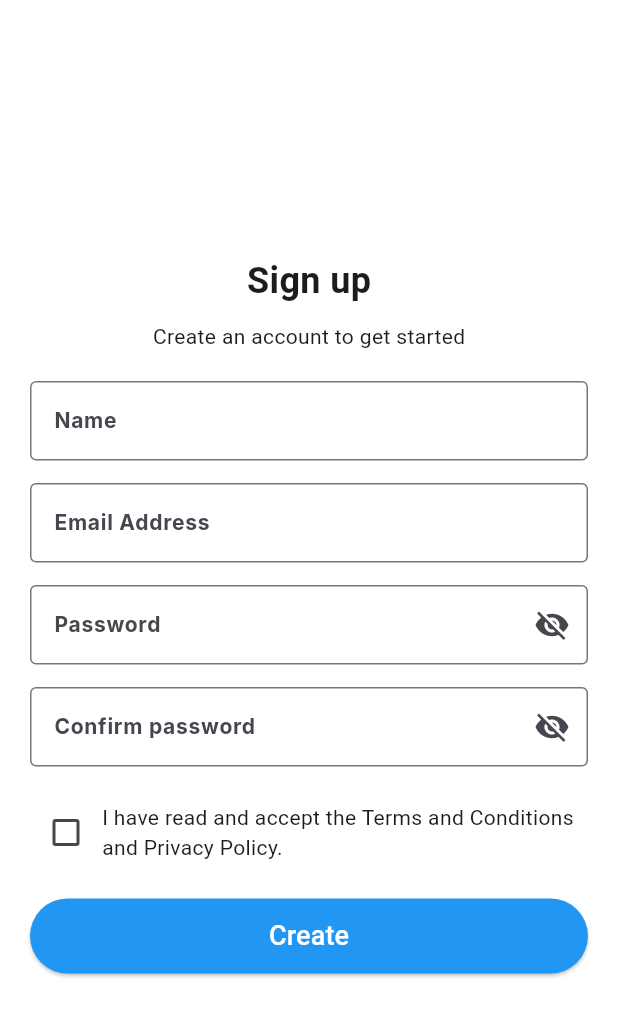
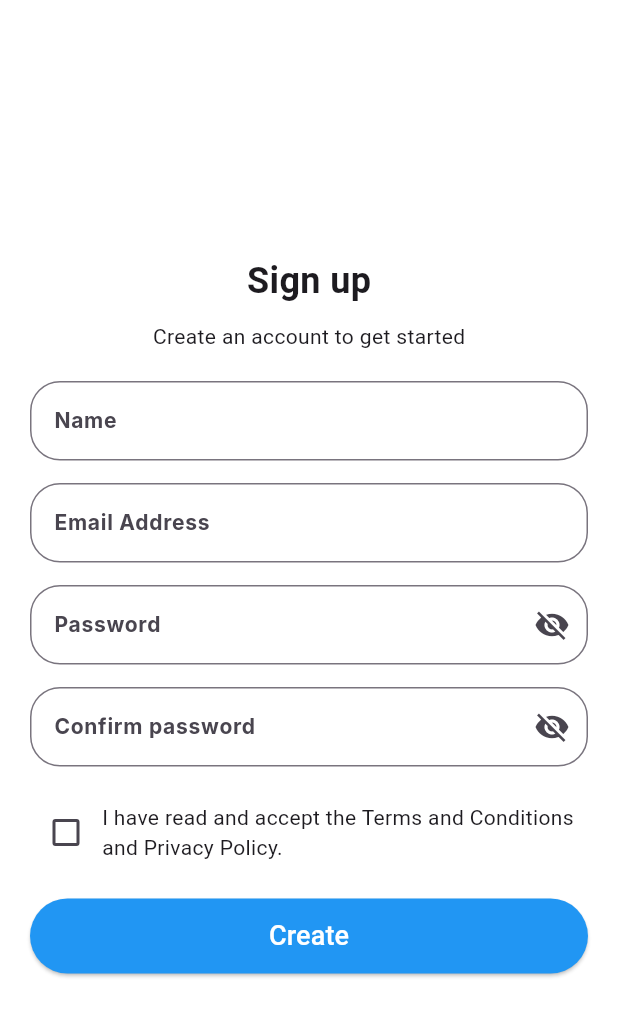
Before and after one commit to AgnerDDiaz/short_time_app, a Flutter app: the screen it shows after launch, after a tap on "Login", after a tap on "Register now", on a phone screen of 412 x 824 dp. Shown: the top 1016 px of the screen. Run offline on Flutter 3.47's test engine with Material 3 defaults, Android fonts, the phone set to English and light mode, and no system bars; our stand-ins replace google_fonts, image_picker, table_calendar.

Commit message:
agregar cambios en fonts y mejorar diseño del login

```diff
--- a/lib/screens/forgot_password_screen.dart
+++ b/lib/screens/forgot_password_screen.dart
@@ -80,7 +80,9 @@ class _ForgotPasswordScreenState extends State<ForgotPasswordScreen> {
                     keyboardType: TextInputType.emailAddress,
                     decoration: InputDecoration(
                       labelText: "Email Address",
-                      border: OutlineInputBorder(),
+                      border: OutlineInputBorder(
+                        borderRadius: BorderRadius.circular(20), // Borde redondeado
+                      ),
                       prefixIcon: Icon(Icons.email),
                     ),
                     validator: (value) {
--- a/lib/screens/login_screen.dart
+++ b/lib/screens/login_screen.dart
@@ -13,28 +13,27 @@ class _LoginScreenState extends State<LoginScreen> {
   final TextEditingController passwordController = TextEditingController();
   final _formKey = GlobalKey<FormState>();
   bool _isLoading = false;
-  bool _isPasswordVisible = false; // Control de visibilidad de la contraseña
+  bool _isPasswordVisible = false;
 
   void _login() async {
     if (_formKey.currentState!.validate()) {
       setState(() {
-        _isLoading = true; // Mostrar indicador de carga
+        _isLoading = true;
       });
 
-      await Future.delayed(Duration(seconds: 1)); // Simular carga
+      await Future.delayed(Duration(seconds: 1));
 
       String email = emailController.text;
       String password = passwordController.text;
 
-      // Simulación de validación de credenciales
       if (email == 'user@example.com' && password == 'password123') {
         setState(() {
-          _isLoading = false; // Ocultar indicador de carga
+          _isLoading = false;
         });
-        Navigator.pushReplacementNamed(context, '/home'); // Redirigir al Home
+        Navigator.pushReplacementNamed(context, '/home');
       } else {
         setState(() {
-          _isLoading = false; // Ocultar indicador de carga
+          _isLoading = false;
         });
         _showErrorDialog("Invalid credentials. Please try again.");
       }
@@ -45,14 +44,14 @@ class _LoginScreenState extends State<LoginScreen> {
     showDialog(
       context: context,
       builder: (ctx) => AlertDialog(
-        title: Text('Login Failed'),
+        title: const Text('Login Failed'),
         content: Text(message),
         actions: <Widget>[
           TextButton(
             onPressed: () {
               Navigator.of(ctx).pop();
             },
-            child: Text('OK'),
+            child: const Text('OK'),
           ),
         ],
       ),
@@ -61,38 +60,48 @@ class _LoginScreenState extends State<LoginScreen> {
 
   @override
   Widget build(BuildContext context) {
-    return Scaffold(
+    return MaterialApp(
+      theme: ThemeData(
+        fontFamily: 'Inter', // Establecer la fuente global
+      ),
+      home: Scaffold(
+        backgroundColor: Colors.white, // Fondo blanco
         body: Center(
           child: Padding(
-          padding: const EdgeInsets.all(16.0),
+            padding: const EdgeInsets.all(30.0),
             child: SingleChildScrollView(
               child: Form(
                 key: _formKey,
                 child: Column(
                   mainAxisAlignment: MainAxisAlignment.center,
                   children: [
-                  // Placeholder para imagen o logo
+                    // Logo personalizable con margen superior
                     Container(
-                    height: 100,
-                    width: 100,
+                      margin: const EdgeInsets.only(bottom: 50.0), // Agregar margen superior
+                      height: 300,
+                      width: 300,
                       decoration: BoxDecoration(
-                      color: Colors.grey[300],
                         shape: BoxShape.circle,
-                    ),
-                    child: Icon(
-                      Icons.person,
-                      size: 50,
-                      color: Colors.grey[700],
+                        image: DecorationImage(
+                          image: AssetImage('assets/icon/Short_Time Logo Claro.jpg'), // Ruta del logo
+                          fit: BoxFit.cover,
                         ),
                       ),
-                  SizedBox(height: 24.0),
+                    ),
+                    const SizedBox(height: 24.0),
 
                     // Título
-                  Text(
+                    Align(
+                      alignment: Alignment.centerLeft, // Alinea el texto hacia la izquierda
+                      child: Text(
                         "Welcome!",
-                    style: TextStyle(fontSize: 24.0, fontWeight: FontWeight.bold),
+                        style: TextStyle(
+                          fontSize: 24.0,
+                          fontWeight: FontWeight.bold,
                         ),
-                  SizedBox(height: 16.0),
+                      ),
+                    ),
+                    const SizedBox(height: 14.0),
 
                     // Campo de texto para email
                     TextFormField(
@@ -100,8 +109,10 @@ class _LoginScreenState extends State<LoginScreen> {
                       keyboardType: TextInputType.emailAddress,
                       decoration: InputDecoration(
                         labelText: "Email Address",
-                      border: OutlineInputBorder(),
-                      prefixIcon: Icon(Icons.email),
+                        border: OutlineInputBorder(
+                          borderRadius: BorderRadius.circular(20), // Esquinas redondeadas
+                        ),
+                        prefixIcon: const Icon(Icons.email),
                       ),
                       validator: (value) {
                         if (value == null || value.isEmpty) {
@@ -113,16 +124,18 @@ class _LoginScreenState extends State<LoginScreen> {
                         return null;
                       },
                     ),
-                  SizedBox(height: 16.0),
+                    const SizedBox(height: 14.0),
 
-                  // Campo de texto para contraseña con icono de visibilidad
+                    // Campo de texto para contraseña
                     TextFormField(
                       controller: passwordController,
                       obscureText: !_isPasswordVisible,
                       decoration: InputDecoration(
                         labelText: "Password",
-                      border: OutlineInputBorder(),
-                      prefixIcon: Icon(Icons.lock),
+                        border: OutlineInputBorder(
+                          borderRadius: BorderRadius.circular(20), // Esquinas redondeadas
+                        ),
+                        prefixIcon: const Icon(Icons.lock),
                         suffixIcon: IconButton(
                           icon: Icon(
                             _isPasswordVisible
@@ -146,16 +159,17 @@ class _LoginScreenState extends State<LoginScreen> {
                         return null;
                       },
                     ),
-                  SizedBox(height: 16.0),
+                    const SizedBox(height: 14.0),
 
                     // Enlace "Forgot password?"
                     Align(
-                    alignment: Alignment.centerRight,
+                      alignment: Alignment.centerLeft,
                       child: InkWell(
                         onTap: () {
-                        Navigator.pushNamed(context, ForgotPasswordScreen.routeName); // Redirigir a la pantalla de recuperación de contraseña
+                          Navigator.pushNamed(
+                              context, ForgotPasswordScreen.routeName);
                         },
-                      child: Text(
+                        child: const Text(
                           "Forgot password?",
                           style: TextStyle(
                             color: Colors.blue,
@@ -164,35 +178,41 @@ class _LoginScreenState extends State<LoginScreen> {
                         ),
                       ),
                     ),
-                  SizedBox(height: 16.0),
+                    const SizedBox(height: 16.0),
+
+                    // Añadir un SizedBox antes del botón para separarlo más
+                    const SizedBox(height: 30.0), // Ajusta la cantidad de espacio aquí
 
                     // Botón de inicio de sesión
                     _isLoading
-                      ? CircularProgressIndicator() // Indicador de carga
+                        ? const CircularProgressIndicator()
                         : ElevatedButton(
                       onPressed: _login,
-                    child: Text(
+                      child: const Text(
                         "Login",
-                      style: TextStyle(fontSize: 18), // Tamaño del texto
+                        style: TextStyle(fontSize: 18),
                       ),
                       style: ElevatedButton.styleFrom(
-                      backgroundColor: Colors.blue, // Color de fondo azul
-                      foregroundColor: Colors.white, // Letra blanca
-                      minimumSize: Size(double.infinity, 50),
+                        backgroundColor: Colors.blue,
+                        foregroundColor: Colors.white,
+                        minimumSize: const Size(double.infinity, 50),
+                        shape: RoundedRectangleBorder(
+                          borderRadius: BorderRadius.circular(15), // Botón redondeado
                         ),
                       ),
-                  SizedBox(height: 16.0),
+                    ),
+                    const SizedBox(height: 16.0),
 
                     // Enlace "Register now"
                     Row(
                       mainAxisAlignment: MainAxisAlignment.center,
                       children: [
-                      Text("Not a Client? "),
+                        const Text("Not a Client? "),
                         InkWell(
                           onTap: () {
-                          Navigator.pushNamed(context, '/register'); // Redirigir a la pantalla de registro
+                            Navigator.pushNamed(context, '/register');
                           },
-                        child: Text(
+                          child: const Text(
                             "Register now",
                             style: TextStyle(
                               color: Colors.blue,
@@ -202,18 +222,18 @@ class _LoginScreenState extends State<LoginScreen> {
                         ),
                       ],
                     ),
-                  SizedBox(height: 8.0),
+                    const SizedBox(height: 8.0),
 
                     // Enlace "Are you a Business?"
                     Row(
                       mainAxisAlignment: MainAxisAlignment.center,
                       children: [
-                      Text("Are you a Business? "),
+                        const Text("Are you a Business? "),
                         InkWell(
                           onTap: () {
-                          Navigator.pushNamed(context, '/emptyPage'); // Redirigir a una página vacía
+                            Navigator.pushNamed(context, '/emptyPage');
                           },
-                        child: Text(
+                          child: const Text(
                             "Login here",
                             style: TextStyle(
                               color: Colors.blue,
@@ -229,6 +249,7 @@ class _LoginScreenState extends State<LoginScreen> {
             ),
           ),
         ),
+      ),
     );
   }
 }
--- a/lib/screens/registro_screen.dart
+++ b/lib/screens/registro_screen.dart
@@ -54,7 +54,9 @@ class _RegisterScreenState extends State<RegisterScreen> {
                   controller: nameController,
                   decoration: InputDecoration(
                     labelText: 'Name',
-                    border: OutlineInputBorder(),
+                    border: OutlineInputBorder(
+                      borderRadius: BorderRadius.circular(20), // Borde redondeado
+                    ),
                   ),
                   validator: (value) {
                     if (value == null || value.isEmpty) {
@@ -70,7 +72,9 @@ class _RegisterScreenState extends State<RegisterScreen> {
                   controller: emailController,
                   decoration: InputDecoration(
                     labelText: 'Email Address',
-                    border: OutlineInputBorder(),
+                    border: OutlineInputBorder(
+                      borderRadius: BorderRadius.circular(20), // Borde redondeado
+                    ),
                   ),
                   keyboardType: TextInputType.emailAddress,
                   validator: (value) {
@@ -91,7 +95,9 @@ class _RegisterScreenState extends State<RegisterScreen> {
                   obscureText: !_isPasswordVisible,
                   decoration: InputDecoration(
                     labelText: 'Password',
-                    border: OutlineInputBorder(),
+                    border: OutlineInputBorder(
+                      borderRadius: BorderRadius.circular(20), // Borde redondeado
+                    ),
                     suffixIcon: IconButton(
                       icon: Icon(
                         _isPasswordVisible
@@ -123,7 +129,9 @@ class _RegisterScreenState extends State<RegisterScreen> {
                   obscureText: !_isPasswordVisible,
                   decoration: InputDecoration(
                     labelText: 'Confirm password',
-                    border: OutlineInputBorder(),
+                    border: OutlineInputBorder(
+                      borderRadius: BorderRadius.circular(20), // Borde redondeado
+                    ),
                     suffixIcon: IconButton(
                       icon: Icon(
                         _isPasswordVisible
--- a/pubspec.yaml
+++ b/pubspec.yaml
@@ -10,6 +10,7 @@ environment:
 dependencies:
   flutter:
     sdk: flutter
+  google_fonts: ^4.0.3
   image_picker: ^0.8.7+4
   cupertino_icons: ^1.0.8
   provider: ^6.1.2
```
Also changed, not shown: lib/screens/profile.dart (+29 -13 lines), pubspec.lock. Lines whose indentation alone changed are shown as unchanged.
